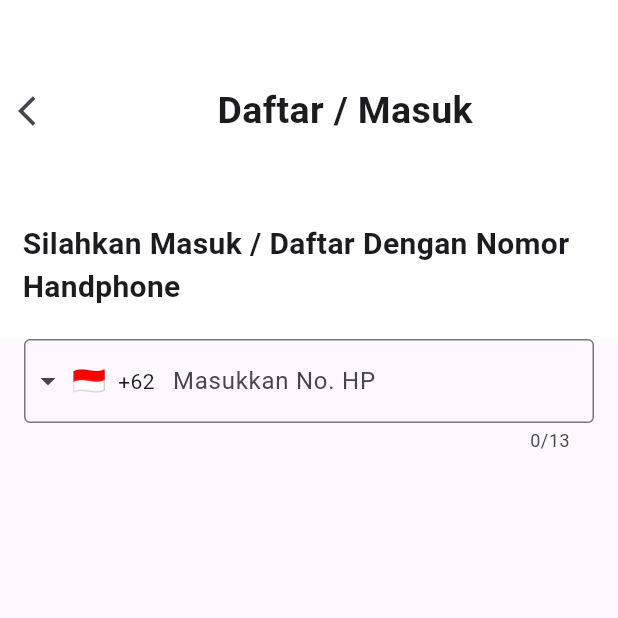
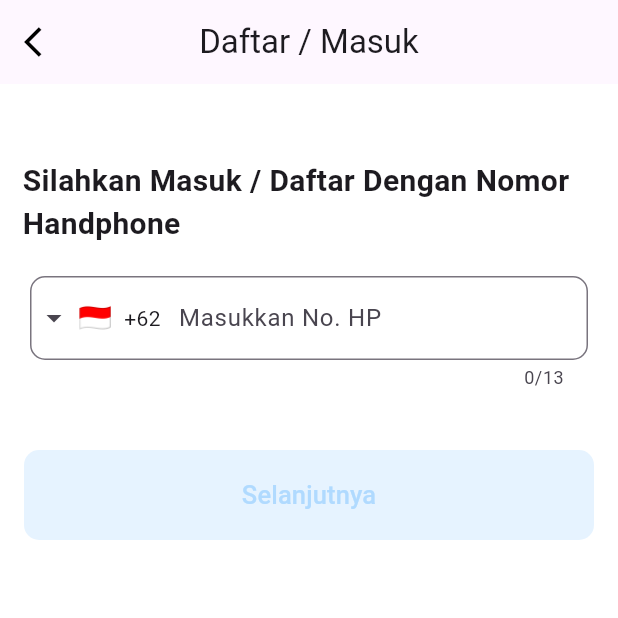
Before and after one commit to dennysihol/sali_hepeng, a Flutter app: the screen it shows after launch, after a tap on "Daftar / Masuk", on a phone screen of 412 x 824 dp, the top half of it. Run offline on Flutter 3.47's test engine with Material 3 defaults, Android fonts, the phone set to English and light mode, and no system bars; drawn by our look-alikes of intl_phone_field; our stand-ins replace animate_do.

Commit message:
login page done

```diff
--- a/lib/home_page.dart
+++ b/lib/home_page.dart
@@ -29,6 +29,7 @@
                 padding: const EdgeInsets.symmetric(horizontal: 40),
                 child: ElevatedButton(
                   style: ElevatedButton.styleFrom(
+                      foregroundColor: Colors.black,
                       shape: RoundedRectangleBorder(
                         borderRadius: BorderRadius.circular(10.0),
                       ),
@@ -37,7 +38,7 @@
                     Navigator.push(
                       context,
                       MaterialPageRoute(
-                          builder: (context) => const LoginPage()),
+                          builder: (context) => LoginForm()),
                     );
                   },
                   child: const Text(
--- a/lib/login_page.dart
+++ b/lib/login_page.dart
@@ -1,50 +1,51 @@
 import 'package:flutter/material.dart';
-import 'package:sali_hepeng/home_page.dart';
-import 'package:sali_hepeng/phone_number.dart';
+import 'package:intl_phone_field/intl_phone_field.dart';
 
-class LoginPage extends StatelessWidget {
-  const LoginPage({super.key});
+class LoginForm extends StatefulWidget {
+  @override
+  _LoginFormState createState() => _LoginFormState();
+}
+
+class _LoginFormState extends State<LoginForm> {
+  TextEditingController _phoneNumberController = TextEditingController();
+  bool _isButtonDisabled = true;
+
+  @override
+  void initState() {
+    super.initState();
+    _phoneNumberController.addListener(_checkPhoneNumber);
+  }
+
+  @override
+  void dispose() {
+    _phoneNumberController.dispose();
+    super.dispose();
+  }
+
+  void _checkPhoneNumber() {
+    setState(() {
+      _isButtonDisabled = _phoneNumberController.text.isEmpty;
+    });
+  }
 
   @override
   Widget build(BuildContext context) {
     return Scaffold(
       backgroundColor: Colors.white,
+      appBar: AppBar(
+        leading: IconButton(
+          icon: const Icon(Icons.arrow_back_ios, color: Colors.black),
+          onPressed: () => Navigator.of(context).pop(),
+        ),
+        title: const Text("Daftar / Masuk"),
+        centerTitle: true,
+      ),
       body: Padding(
         padding: const EdgeInsets.only(
           top: 50,
         ),
         child: Column(
           children: [
-              Row(
-                mainAxisAlignment: MainAxisAlignment.spaceBetween,
-                children: [
-                  IconButton(
-                    onPressed: () {
-                      Navigator.push(
-                        context,
-                        MaterialPageRoute(
-                          builder: (context) => const HomePage(),
-                        ),
-                      );
-                    },
-                    icon: const Icon(
-                      Icons.arrow_back_ios,
-                    ),
-                  ),
-                  const Spacer(), // Spacer tambahan di sini
-                  const Text(
-                    'Daftar / Masuk',
-                    style: TextStyle(
-                      fontSize: 25,
-                      fontWeight: FontWeight.bold,
-                    ),
-                  ),
-                  const Spacer(), // Spacer tambahan di sini
-                ],
-              ),
-              const SizedBox(
-                height: 50,
-              ),
             const Padding(
               padding: EdgeInsets.only(left: 15),
               child: Text(
@@ -58,11 +59,59 @@
             const SizedBox(
               height: 20,
             ),
-              Expanded(
-                child: PhoneNumber(),
+            Container(
+              padding: const EdgeInsets.symmetric(
+                horizontal: 20,
               ),
+              child: IntlPhoneField(
+                controller: _phoneNumberController,
+                initialCountryCode: 'ID',
+                decoration: const InputDecoration(
+                  labelText: 'Masukkan No. HP',
+                  border: OutlineInputBorder(
+                    borderRadius: BorderRadius.all(Radius.circular(10)),
+                  ),
+                ),
+                languageCode: "id",
+                onChanged: (phone) {
+                  String text = _phoneNumberController.text;
+                  print(text);
+                },
+                onCountryChanged: (country) {
+                  print('Country changed to: ' + country.name);
+                },
+              ),
+            ),
+            const SizedBox(
+              height: 40,
+            ),
+            ElevatedButton(
+              style: ElevatedButton.styleFrom(
+                  foregroundColor: Colors.white,
+                  backgroundColor: const Color.fromARGB(255, 0, 135, 255),
+                  disabledBackgroundColor:
+                      const Color.fromARGB(255, 230, 243, 255),
+                  disabledForegroundColor:
+                      const Color.fromARGB(255, 176, 218, 255),
+                  shape: RoundedRectangleBorder(
+                    borderRadius: BorderRadius.circular(10.0),
+                  ),
+                  minimumSize: const Size(380, 60)),
+              onPressed: _isButtonDisabled
+                  ? null
+                  : () {
+                      _phoneNumberController.dispose();
+                    },
+              child: const Text(
+                'Selanjutnya',
+                style: TextStyle(
+                  fontSize: 17,
+                ),
+              ),
+            )
           ],
         ),
-        ));
+      ),
+    );
   }
 }
--- a/lib/phone_number.dart
+++ /dev/null
@@ -1,50 +0,0 @@
-import 'package:flutter/material.dart';
-import 'package:intl_phone_field/intl_phone_field.dart';
-
-class PhoneNumber extends StatefulWidget {
-  @override
-  _PhoneNumberState createState() => _PhoneNumberState();
-}
-
-class _PhoneNumberState extends State<PhoneNumber> {
-  GlobalKey<FormState> _formKey = GlobalKey();
-
-  FocusNode focusNode = FocusNode();
-
-  @override
-  Widget build(BuildContext context) {
-    return MaterialApp(
-      debugShowCheckedModeBanner: false,
-      home: Scaffold(
-        body: Padding(
-          padding: const EdgeInsets.symmetric(horizontal: 16.0),
-          child: Form(
-            key: _formKey,
-            child: Column(
-              crossAxisAlignment: CrossAxisAlignment.start,
-              children: <Widget>[
-                IntlPhoneField(
-                  focusNode: focusNode,
-                  initialCountryCode: 'ID',
-                  decoration: const InputDecoration(
-                    labelText: 'Masukkan No. HP',
-                    border: OutlineInputBorder(
-                      borderSide: BorderSide(),
-                    ),
-                  ),
-                  languageCode: "id",
-                  onChanged: (phone) {
-                    print(phone.completeNumber);
-                  },
-                  onCountryChanged: (country) {
-                    print('Country changed to: ' + country.name);
-                  },
-                ),
-              ],
-            ),
-          ),
-        ),
-      ),
-    );
-  }
-}
```
Lines whose indentation alone changed are shown as unchanged.
